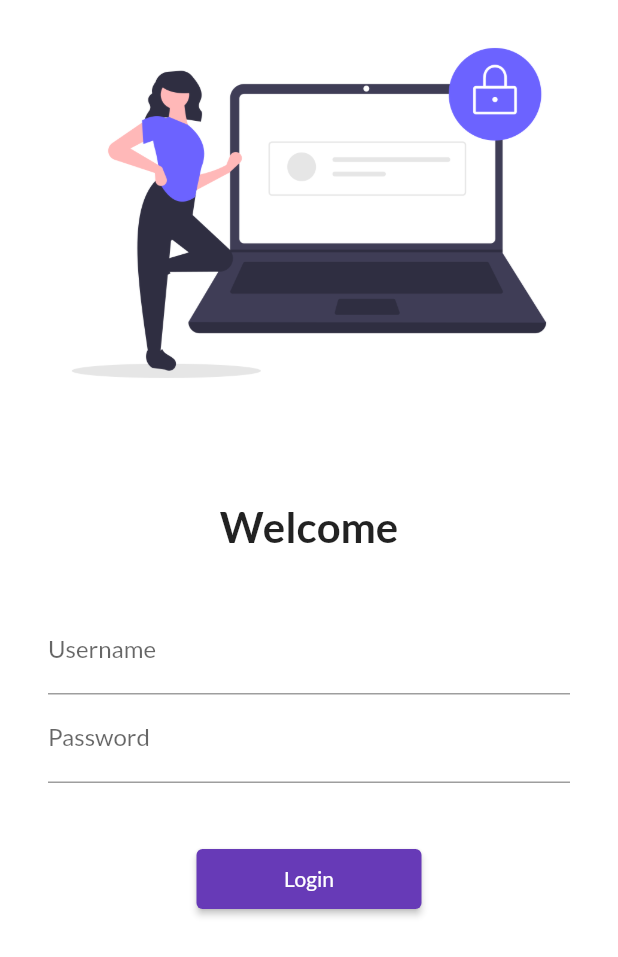
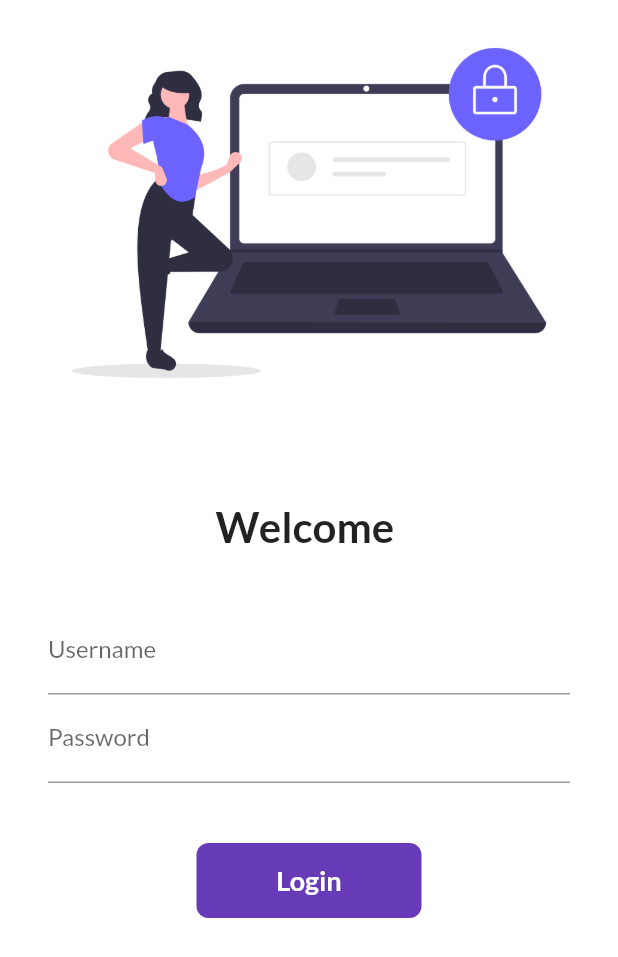
Before and after one commit to itztoqeer/30DaysOfFlutter, a Flutter app: the screen it shows after launch, on a phone screen of 412 x 824 dp. Shown: the top 957 px of the screen. Run offline on Flutter 3.47's test engine with Material 2 defaults, Android fonts, the phone set to English and light mode, and no system bars; our stand-ins replace google_fonts.

Commit message:
day 6 complete

```diff
--- a/lib/pages/login_page.dart
+++ b/lib/pages/login_page.dart
@@ -1,7 +1,14 @@
 import 'package:flutter/material.dart';
 import 'package:flutter_application_2/utils/routes.dart';
 
-class LoginPage extends StatelessWidget {
+class LoginPage extends StatefulWidget {
+  @override
+  State<LoginPage> createState() => _LoginPageState();
+}
+
+class _LoginPageState extends State<LoginPage> {
+  String name = "";
+  bool changeButton = false;
   @override
   Widget build(BuildContext context) {
     return Material(
@@ -17,7 +24,7 @@ class LoginPage extends StatelessWidget {
                 height: 50.0,
               ),
               Text(
-                "Welcome",
+                "Welcome $name",
                 style: TextStyle(fontSize: 28, fontWeight: FontWeight.bold),
               ),
               SizedBox(
@@ -33,6 +40,10 @@ class LoginPage extends StatelessWidget {
                         hintText: "Enter UserName",
                         labelText: "Username",
                       ),
+                      onChanged: (value) {
+                        name = value;
+                        setState(() {});
+                      },
                     ),
                     TextFormField(
                       obscureText: true,
@@ -44,13 +55,49 @@ class LoginPage extends StatelessWidget {
                     SizedBox(
                       height: 40.0,
                     ),
-                    ElevatedButton(
-                      child: Text("Login"),
-                      style: TextButton.styleFrom(minimumSize: Size(150, 40)),
-                      onPressed: () {
+
+                    InkWell(
+                      onTap: () async {
+                        setState(() {
+                          changeButton = true;
+                        });
+                        await Future.delayed(Duration(seconds: 1));
                         Navigator.pushNamed(context, MyRoutes.homeRoute);
                       },
-                    ),
+                      child: AnimatedContainer(
+                        duration: Duration(seconds: 1),
+                        width: changeButton ? 50 : 150,
+                        height: 50,
+                        alignment: Alignment.center,
+                        child: changeButton
+                            ? Icon(
+                                Icons.done,
+                                color: Colors.white,
+                              )
+                            : Text(
+                                "Login",
+                                style: TextStyle(
+                                    color: Colors.white,
+                                    fontWeight: FontWeight.bold,
+                                    fontSize: 18),
+                              ),
+                        decoration: BoxDecoration(
+                            color: Colors.deepPurple,
+                            // shape: changeButton
+                            //     ? BoxShape.circle
+                            //     : BoxShape.rectangle,
+                            borderRadius:
+                                BorderRadius.circular(changeButton ? 50 : 8)),
+                      ),
+                    )
+
+                    // ElevatedButton(
+                    //   child: Text("Login"),
+                    //   style: TextButton.styleFrom(minimumSize: Size(150, 40)),
+                    //   onPressed: () {
+                    //     Navigator.pushNamed(context, MyRoutes.homeRoute);
+                    //   },
+                    // ),
                   ],
                 ),
               )
```
